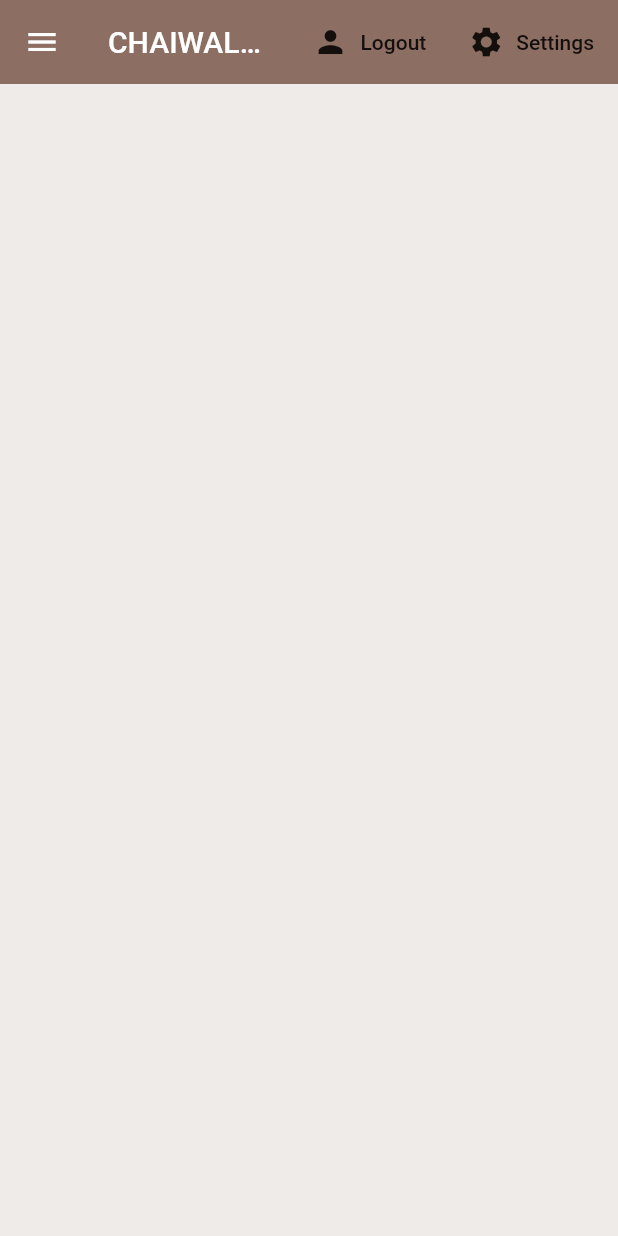
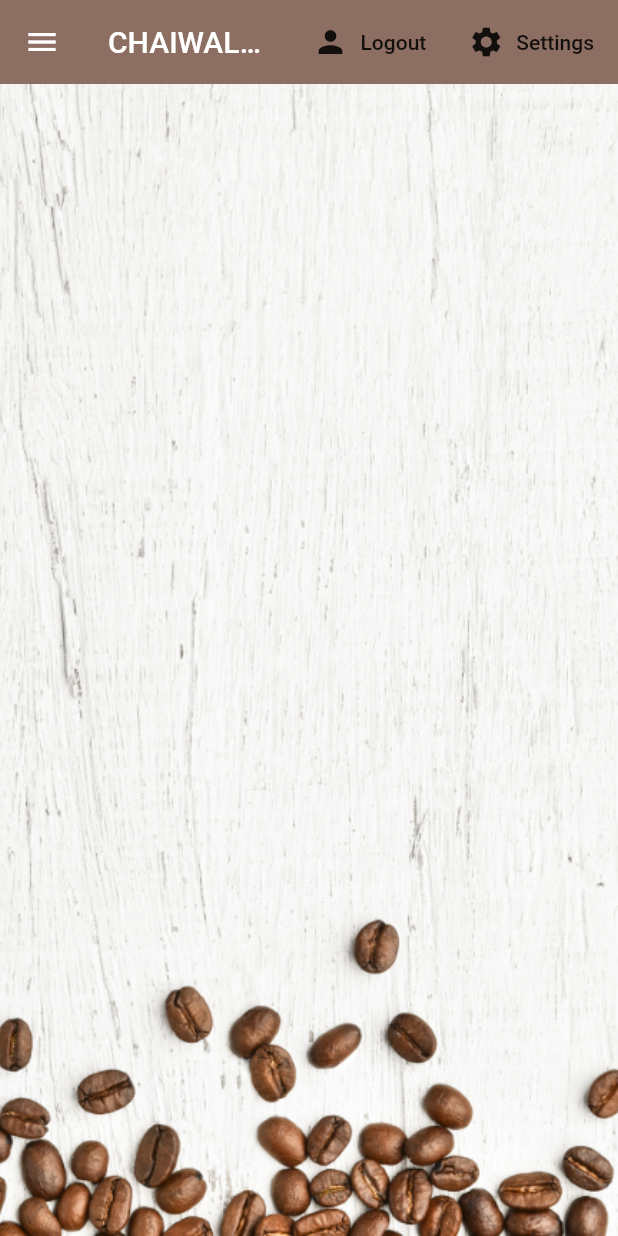
Before and after one commit to ShinuMathew/brewdy, a Flutter app: the screen it shows once a user with an empty profile is signed in, on a phone screen of 412 x 824 dp. Run offline on Flutter 3.47's test engine with Material 2 defaults, Android fonts, the phone set to English and light mode, and no system bars; our stand-ins replace cloud_firestore, firebase_auth, firebase_core, flutter_spinkit; accounts and stored records are empty.

Commit message:
Completed app

```diff
--- a/lib/models/user_model.dart
+++ b/lib/models/user_model.dart
@@ -6,3 +6,14 @@ class UserModel {
   UserModel({this.uid});
 
 }
+
+class UserData {
+
+  final String uid;
+  final String name;
+  final String sugars;
+  final int strength;
+
+  UserData({this.uid, this.name, this.sugars, this.strength});
+
+}
--- a/lib/screens/home/chai_list.dart
+++ b/lib/screens/home/chai_list.dart
@@ -17,7 +17,7 @@ class _ChaiListState extends State<ChaiList> {
   @override
   Widget build(BuildContext context) {
 
-    final chai = Provider.of<List<ChaiModel>>(context);
+    final chai = Provider.of<List<ChaiModel>>(context) ?? [];
 
     return ListView.builder(
         itemCount: chai.length,
--- a/lib/screens/home/chai_tile.dart
+++ b/lib/screens/home/chai_tile.dart
@@ -17,6 +17,7 @@ class ChaiTile extends StatelessWidget {
             leading: CircleAvatar(
               radius: 25,
               backgroundColor: Colors.brown[chai.strength],
+              backgroundImage: AssetImage('assets/coffee_icon.png'),
             ),
             title: Text(chai.name),
             subtitle: Text('Takes ${chai.sugars} sugar(s)'),
--- a/lib/screens/home/home.dart
+++ b/lib/screens/home/home.dart
@@ -1,4 +1,5 @@
 import 'package:chaiwala420/models/chai_model.dart';
+import 'package:chaiwala420/screens/home/settings_form.dart';
 import 'package:chaiwala420/services/auth.dart';
 import 'package:chaiwala420/services/database.dart';
 import 'package:chaiwala420/widgets/common/hamburger.dart';
@@ -21,9 +22,10 @@ class Home extends StatelessWidget {
           builder: (context) {
             return Container(
               padding: EdgeInsets.symmetric(vertical: 20, horizontal: 60),
-              child: Text('Bottom Sheet'),
+              child: SettingsForm(),
             );
-          }
+          },
+        isScrollControlled: true,
       );
     }
 
@@ -70,7 +72,15 @@ class Home extends StatelessWidget {
           //
           //   ],
           // )
-          ChaiList(),
+          Container(
+              decoration: BoxDecoration(
+                image: DecorationImage(
+                  image: AssetImage('assets/coffee_bg.png'),
+                  fit: BoxFit.cover
+                )
+              ),
+              child: ChaiList()
+          ),
       ),
     );
   }
```
Also changed, not shown: lib/screens/home/settings_form.dart (+81 -6 lines), lib/services/database.dart (+18 -0 lines), assets/coffee_bg.png (added), assets/coffee_icon.png (added), 1 other file.
